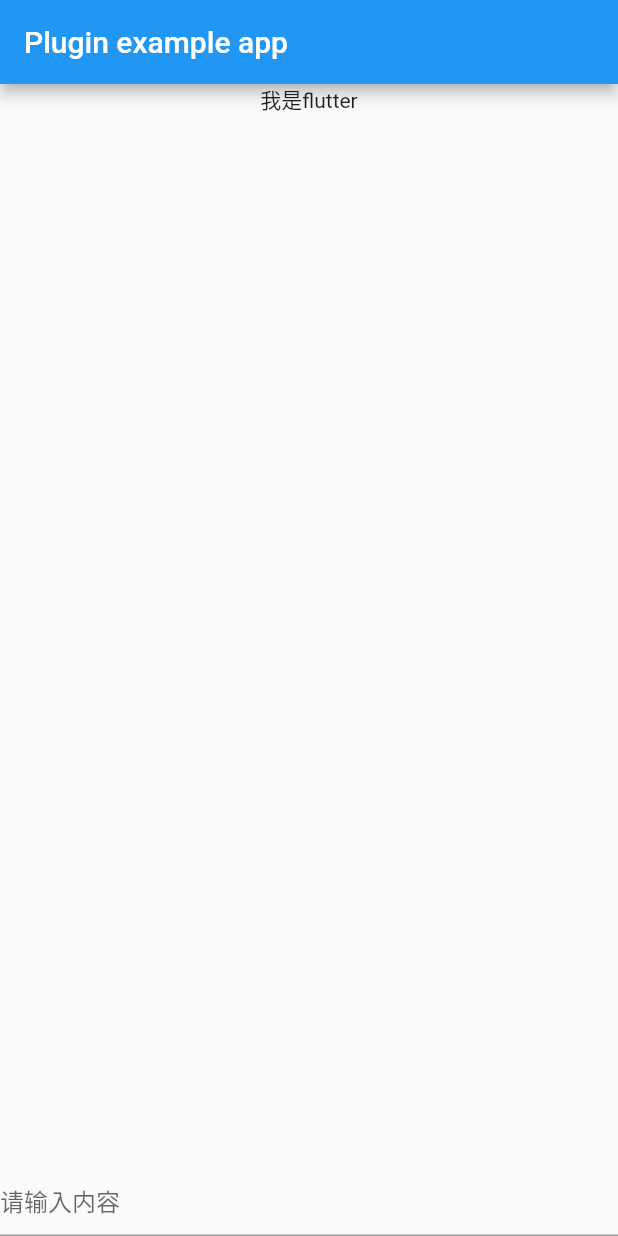
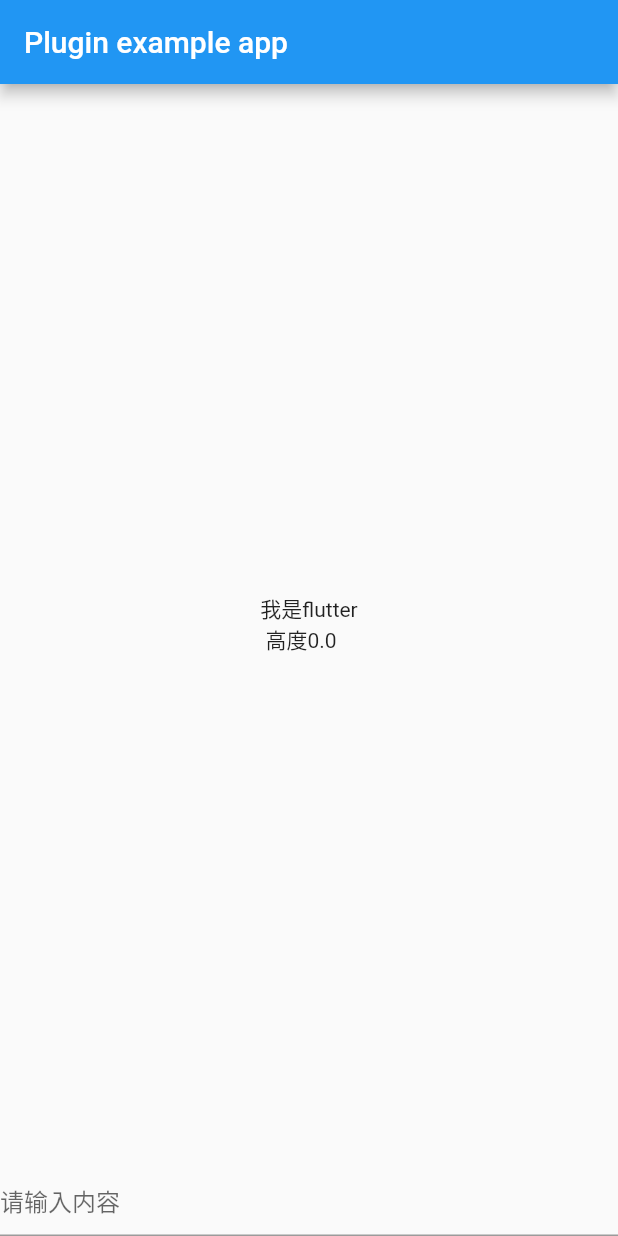
Before and after one commit to hello-coder-xu/tw591_keyboard_utils, a Flutter app: the screen it shows after launch, on a phone screen of 412 x 824 dp. Run offline on Flutter 3.47's test engine with Material 2 defaults, Android fonts, the phone set to English and light mode, and no system bars.

Commit message:
调整代码

```diff
--- a/example/lib/main.dart
+++ b/example/lib/main.dart
@@ -48,13 +48,13 @@ class _MyAppState extends State<MyApp> {
     return MaterialApp(
       home: Scaffold(
         appBar: AppBar(
-          title: const Text('Plugin example app'),
+          title: Text('Plugin example app'),
         ),
         resizeToAvoidBottomInset: false,
         body: Column(
           children: [
-            const Expanded(
-              child: Text('我是flutter'),
+            Expanded(
+              child: Center(child: Text('我是flutter\n 高度$tempHeight')),
             ),
             const TextField(
               decoration: InputDecoration(hintText: '请输入内容'),
```
Also changed, not shown: 10 other files.
